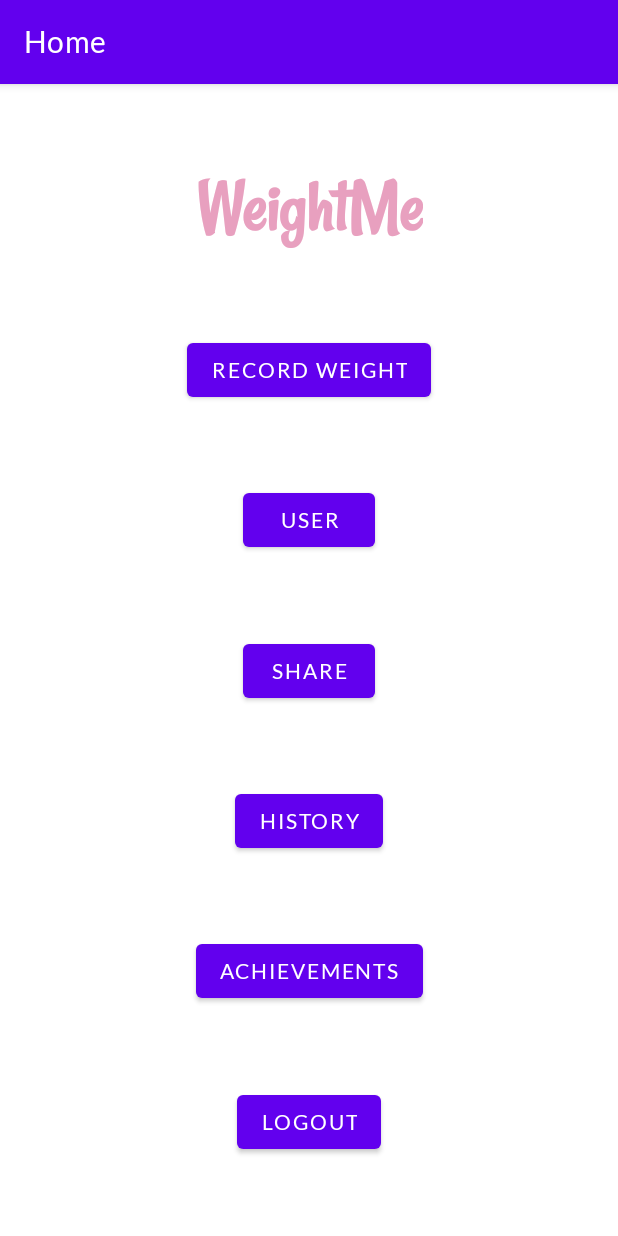
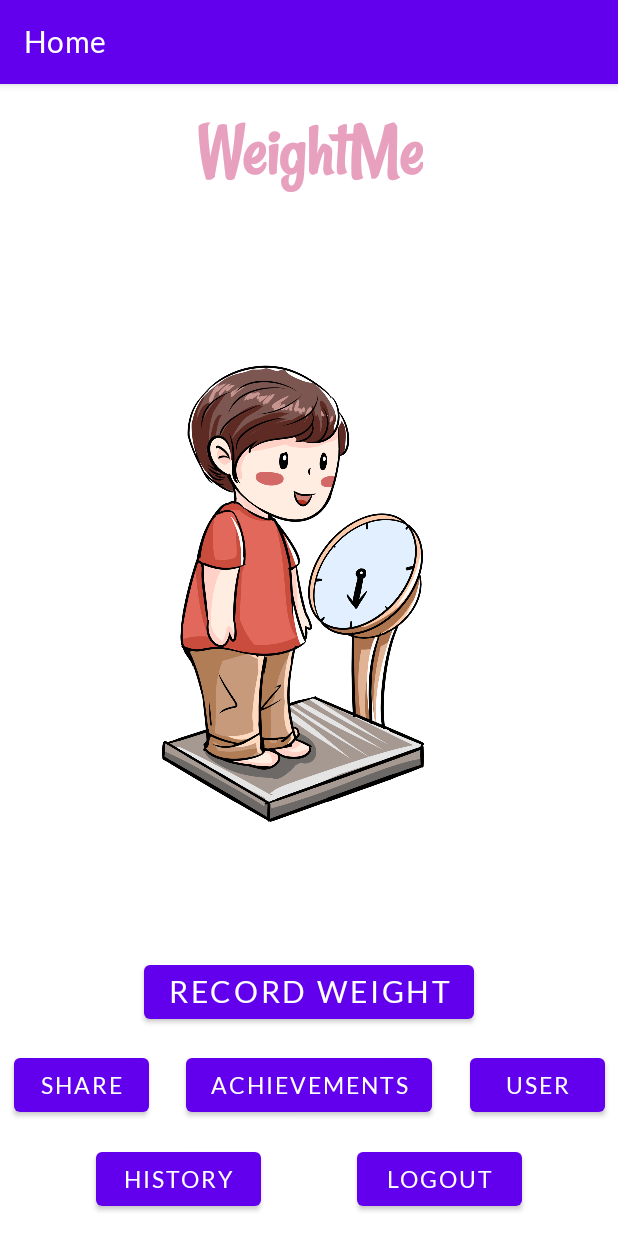
Before and after one commit to o-huang/FinalProjectCS5520, an Android app: the screen it shows after launch once a user with an empty profile is signed in (UserMainActivity), on a phone screen of 412 x 824 dp. Run offline under Robolectric (Android 15) with nearby library versions, the phone set to English and light mode, and no system bars; our stand-ins replace Firebase (no records; nobody signed in at launch, a user with empty details on screens opened directly).

Commit message:
Ui/Ux changes

```diff
--- a/app/src/main/res/layout/activity_user_main.xml
+++ b/app/src/main/res/layout/activity_user_main.xml
@@ -6,86 +6,102 @@
     android:layout_height="match_parent"
     tools:context=".UserMainActivity">
 
-    <Button
-        android:id="@+id/logoutButton"
-        android:layout_width="wrap_content"
-        android:layout_height="wrap_content"
-        android:text="Logout"
-        app:layout_constraintBottom_toBottomOf="parent"
-        app:layout_constraintEnd_toEndOf="parent"
-        app:layout_constraintHorizontal_bias="0.5"
-        app:layout_constraintStart_toStartOf="parent"
-        app:layout_constraintTop_toBottomOf="@+id/achievements" />
-
     <TextView
         android:id="@+id/currentUser"
         android:layout_width="wrap_content"
         android:layout_height="wrap_content"
+        android:fontFamily="@font/rancho"
         android:text="WeightMe"
+        android:textColor="@color/titleColor"
         android:textSize="50sp"
         android:textStyle="bold"
-        android:textColor="@color/titleColor"
-        android:fontFamily="@font/rancho"
-        app:layout_constraintBottom_toTopOf="@+id/recordWeight"
+        app:layout_constraintBottom_toTopOf="@+id/imageView5"
         app:layout_constraintEnd_toEndOf="parent"
         app:layout_constraintHorizontal_bias="0.5"
         app:layout_constraintStart_toStartOf="parent"
         app:layout_constraintTop_toTopOf="parent" />
 
     <Button
-        android:id="@+id/user"
-        android:layout_width="wrap_content"
+        android:id="@+id/logoutButton"
+        android:layout_width="110dp"
         android:layout_height="wrap_content"
-        android:text="User"
-        app:layout_constraintBottom_toTopOf="@+id/share"
+        android:text="Logout"
+        android:textSize="15dp"
+        app:layout_constraintBottom_toBottomOf="@+id/historyButton"
         app:layout_constraintEnd_toEndOf="parent"
         app:layout_constraintHorizontal_bias="0.5"
-        app:layout_constraintStart_toStartOf="parent"
-        app:layout_constraintTop_toBottomOf="@+id/recordWeight" />
+        app:layout_constraintStart_toEndOf="@+id/historyButton" />
 
     <Button
-        android:id="@+id/share"
-        android:layout_width="wrap_content"
+        android:id="@+id/historyButton"
+        android:layout_width="110dp"
         android:layout_height="wrap_content"
-        android:text="Share"
-        app:layout_constraintBottom_toTopOf="@+id/historyButton"
-        app:layout_constraintEnd_toEndOf="parent"
+        android:text="History"
+        android:textSize="15dp"
+        app:layout_constraintBottom_toBottomOf="parent"
+        app:layout_constraintEnd_toStartOf="@+id/logoutButton"
         app:layout_constraintHorizontal_bias="0.5"
         app:layout_constraintStart_toStartOf="parent"
-        app:layout_constraintTop_toBottomOf="@+id/user" />
+        app:layout_constraintTop_toBottomOf="@+id/achievements" />
 
     <Button
         android:id="@+id/achievements"
         android:layout_width="wrap_content"
         android:layout_height="wrap_content"
         android:text="Achievements"
-        app:layout_constraintBottom_toTopOf="@+id/logoutButton"
-        app:layout_constraintEnd_toEndOf="parent"
+        android:textSize="15dp"
+        app:layout_constraintBottom_toTopOf="@+id/historyButton"
+        app:layout_constraintEnd_toStartOf="@+id/user"
         app:layout_constraintHorizontal_bias="0.5"
-        app:layout_constraintStart_toStartOf="parent"
-        app:layout_constraintTop_toBottomOf="@+id/historyButton" />
-
-    <Button
-        android:id="@+id/historyButton"
-        android:layout_width="wrap_content"
-        android:layout_height="wrap_content"
-        android:text="History"
-        app:layout_constraintBottom_toTopOf="@+id/achievements"
-        app:layout_constraintEnd_toEndOf="parent"
-        app:layout_constraintHorizontal_bias="0.5"
-        app:layout_constraintStart_toStartOf="parent"
-        app:layout_constraintTop_toBottomOf="@+id/share" />
+        app:layout_constraintStart_toEndOf="@+id/share"
+        app:layout_constraintTop_toBottomOf="@+id/recordWeight" />
 
     <Button
         android:id="@+id/recordWeight"
         android:layout_width="wrap_content"
         android:layout_height="wrap_content"
         android:text="Record Weight"
-        app:layout_constraintBottom_toTopOf="@+id/user"
+        android:textSize="20dp"
+        app:layout_constraintBottom_toTopOf="@+id/achievements"
         app:layout_constraintEnd_toEndOf="parent"
         app:layout_constraintHorizontal_bias="0.5"
         app:layout_constraintStart_toStartOf="parent"
-        app:layout_constraintTop_toBottomOf="@+id/currentUser" />
+        app:layout_constraintTop_toBottomOf="@+id/imageView5" />
+
+    <Button
+        android:id="@+id/user"
+        android:layout_width="90dp"
+        android:layout_height="wrap_content"
+        android:layout_marginStart="16dp"
+        android:text="User"
+        android:textSize="15dp"
+        app:layout_constraintBaseline_toBaselineOf="@+id/achievements"
+        app:layout_constraintEnd_toEndOf="parent"
+        app:layout_constraintHorizontal_bias="0.5"
+        app:layout_constraintStart_toEndOf="@+id/achievements" />
+
+    <Button
+        android:id="@+id/share"
+        android:layout_width="90dp"
+        android:layout_height="wrap_content"
+        android:layout_marginEnd="16dp"
+        android:text="Share"
+        android:textSize="15dp"
+        app:layout_constraintBaseline_toBaselineOf="@+id/achievements"
+        app:layout_constraintEnd_toStartOf="@+id/achievements"
+        app:layout_constraintHorizontal_bias="0.5"
+        app:layout_constraintStart_toStartOf="parent" />
+
+    <ImageView
+        android:id="@+id/imageView5"
+        android:layout_width="294dp"
+        android:layout_height="476dp"
+        app:layout_constraintBottom_toTopOf="@+id/recordWeight"
+        app:layout_constraintEnd_toEndOf="parent"
+        app:layout_constraintHorizontal_bias="0.5"
+        app:layout_constraintStart_toStartOf="parent"
+        app:layout_constraintTop_toBottomOf="@+id/currentUser"
+        app:srcCompat="@drawable/background_pic_2" />
 
 
 </androidx.constraintlayout.widget.ConstraintLayout>
--- a/app/src/main/res/values/colors.xml
+++ b/app/src/main/res/values/colors.xml
@@ -18,4 +18,5 @@
     <color name="bannerAndButtonColor">#C0DBEA</color>
     <color name="titleColor">#E8A0BF</color>
 
+    <color name="purple">#BA90C6</color>
 </resources>
```
Also changed, not shown: app/src/main/res/layout/activity_edit_user_personal_info.xml (+19 -10 lines), app/src/main/res/layout/activity_main.xml (+45 -9 lines), app/src/main/res/layout/activity_record_weight.xml (+10 -4 lines), app/src/main/res/layout/activity_user_personal_info.xml (+16 -9 lines).
